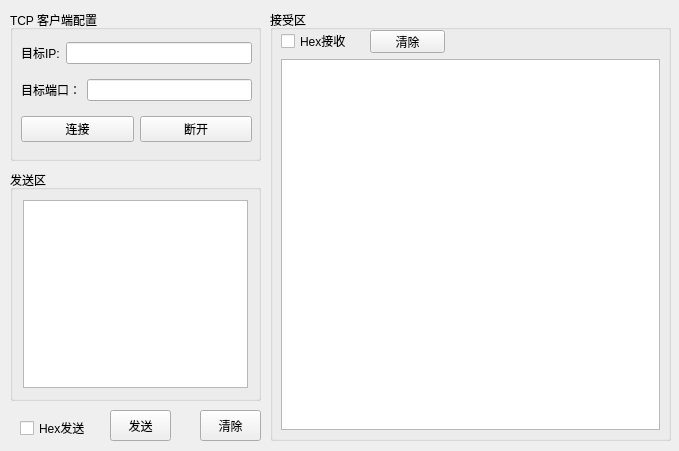
The window that TCP/client/ui_client.ui (fanleung/LearnPyQt) describes before a commit, drawn with Qt 5.
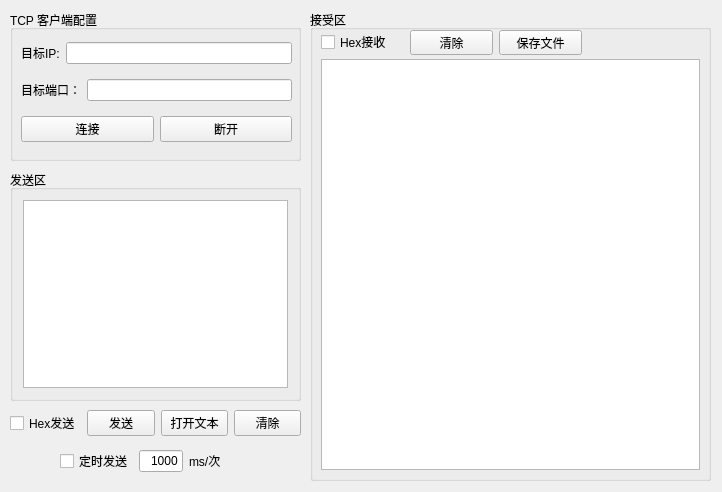
The same window after the commit.

```diff
--- a/TCP/client/ui_client.ui
+++ b/TCP/client/ui_client.ui
@@ -6,8 +6,8 @@
    <rect>
     <x>0</x>
     <y>0</y>
-    <width>679</width>
-    <height>451</height>
+    <width>722</width>
+    <height>492</height>
    </rect>
   </property>
   <property name="windowTitle">
@@ -18,7 +18,7 @@
     <rect>
      <x>10</x>
      <y>10</y>
-     <width>251</width>
+     <width>291</width>
      <height>151</height>
     </rect>
    </property>
@@ -30,7 +30,7 @@
      <rect>
       <x>11</x>
       <y>23</y>
-      <width>231</width>
+      <width>271</width>
       <height>121</height>
      </rect>
     </property>
@@ -87,10 +87,10 @@
   <widget class="QGroupBox" name="verticalGroupBox">
    <property name="geometry">
     <rect>
-     <x>270</x>
+     <x>310</x>
      <y>10</y>
      <width>401</width>
-     <height>431</height>
+     <height>471</height>
     </rect>
    </property>
    <property name="title">
@@ -102,35 +102,42 @@
       <x>11</x>
       <y>49</y>
       <width>379</width>
-      <height>371</height>
+      <height>411</height>
      </rect>
     </property>
    </widget>
-   <widget class="QCheckBox" name="hex_receive">
+   <widget class="QWidget" name="">
     <property name="geometry">
      <rect>
       <x>11</x>
-      <y>23</y>
-      <width>65</width>
-      <height>16</height>
-     </rect>
-    </property>
-    <property name="text">
-     <string>Hex接收</string>
-    </property>
-   </widget>
-   <widget class="QPushButton" name="rece_clear_button">
-    <property name="geometry">
-     <rect>
-      <x>100</x>
       <y>20</y>
-      <width>75</width>
-      <height>23</height>
+      <width>261</width>
+      <height>25</height>
      </rect>
     </property>
-    <property name="text">
-     <string>清除</string>
-    </property>
+    <layout class="QHBoxLayout" name="horizontalLayout_6">
+     <item>
+      <widget class="QCheckBox" name="hex_receive">
+       <property name="text">
+        <string>Hex接收</string>
+       </property>
+      </widget>
+     </item>
+     <item>
+      <widget class="QPushButton" name="rece_clear_button">
+       <property name="text">
+        <string>清除</string>
+       </property>
+      </widget>
+     </item>
+     <item>
+      <widget class="QPushButton" name="rece_clear_button_2">
+       <property name="text">
+        <string>保存文件</string>
+       </property>
+      </widget>
+     </item>
+    </layout>
    </widget>
   </widget>
   <widget class="QGroupBox" name="verticalGroupBox_2">
@@ -138,7 +145,7 @@
     <rect>
      <x>10</x>
      <y>170</y>
-     <width>251</width>
+     <width>291</width>
      <height>231</height>
     </rect>
    </property>
@@ -171,44 +178,85 @@
     </item>
    </layout>
   </widget>
-  <widget class="QPushButton" name="data_send_button">
+  <widget class="QWidget" name="">
    <property name="geometry">
     <rect>
-     <x>110</x>
+     <x>10</x>
      <y>410</y>
-     <width>61</width>
-     <height>31</height>
+     <width>291</width>
+     <height>27</height>
     </rect>
    </property>
-   <property name="text">
-    <string>发送</string>
-   </property>
+   <layout class="QHBoxLayout" name="horizontalLayout_5">
+    <item>
+     <widget class="QCheckBox" name="hex_send">
+      <property name="text">
+       <string>Hex发送</string>
+      </property>
+     </widget>
+    </item>
+    <item>
+     <layout class="QHBoxLayout" name="horizontalLayout_4">
+      <item>
+       <widget class="QPushButton" name="data_send_button">
+        <property name="text">
+         <string>发送</string>
+        </property>
+       </widget>
+      </item>
+      <item>
+       <widget class="QPushButton" name="send_clear_button_2">
+        <property name="text">
+         <string>打开文本</string>
+        </property>
+       </widget>
+      </item>
+      <item>
+       <widget class="QPushButton" name="send_clear_button">
+        <property name="text">
+         <string>清除</string>
+        </property>
+       </widget>
+      </item>
+     </layout>
+    </item>
+   </layout>
   </widget>
-  <widget class="QPushButton" name="send_clear_button">
+  <widget class="QWidget" name="">
    <property name="geometry">
     <rect>
-     <x>200</x>
-     <y>410</y>
-     <width>61</width>
-     <height>31</height>
+     <x>60</x>
+     <y>450</y>
+     <width>161</width>
+     <height>22</height>
     </rect>
    </property>
-   <property name="text">
-    <string>清除</string>
-   </property>
-  </widget>
-  <widget class="QCheckBox" name="hex_send">
-   <property name="geometry">
-    <rect>
-     <x>20</x>
-     <y>420</y>
-     <width>71</width>
-     <height>16</height>
-    </rect>
-   </property>
-   <property name="text">
-    <string>Hex发送</string>
-   </property>
+   <layout class="QHBoxLayout" name="horizontalLayout_7">
+    <item>
+     <widget class="QCheckBox" name="hex_send_2">
+      <property name="text">
+       <string>定时发送</string>
+      </property>
+     </widget>
+    </item>
+    <item>
+     <widget class="QLineEdit" name="lineEdit_3">
+      <property name="text">
+       <string>1000</string>
+      </property>
+      <property name="alignment">
+       <set>Qt::AlignRight|Qt::AlignTrailing|Qt::AlignVCenter</set>
+      </property>
+     </widget>
+    </item>
+    <item>
+     <widget class="QLabel" name="dw">
+      <property name="text">
+       <string>ms/次</string>
+      </property>
+     </widget>
+    </item>
+   </layout>
   </widget>
   <zorder>verticalGroupBox</zorder>
   <zorder>verticalGroupBox_2</zorder>
```
Left out of the diff: 4 changed lines with no effect on the pictures.
